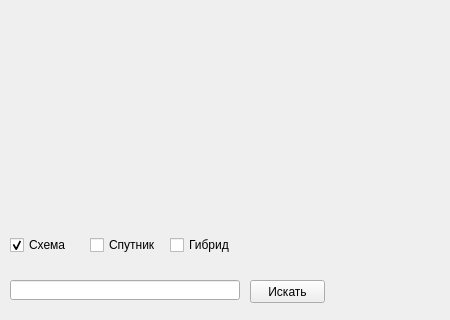
Old version of the form data/main.ui in the repository kibertod/map; both pictures show x 0 to 450 and y 230 to 550 of the 450 by 550 pixel window.
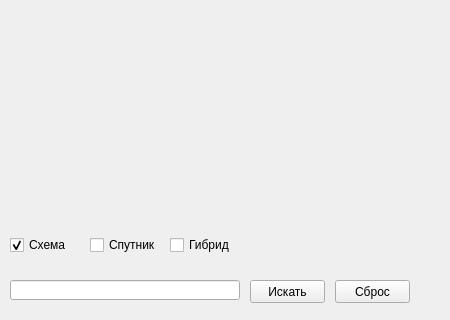
New version of the form.

Commit message: added clear btn for 7th tasks  #TODO: fix zoom bug

```diff
--- a/data/main.ui
+++ b/data/main.ui
@@ -115,6 +115,22 @@
     <string>Искать</string>
    </property>
   </widget>
+  <widget class="QPushButton" name="clr_btn">
+   <property name="geometry">
+    <rect>
+     <x>335</x>
+     <y>510</y>
+     <width>75</width>
+     <height>23</height>
+    </rect>
+   </property>
+   <property name="focusPolicy">
+    <enum>Qt::ClickFocus</enum>
+   </property>
+   <property name="text">
+    <string>Сброс</string>
+   </property>
+  </widget>
  </widget>
  <resources/>
  <connections/>
```
The commit also changes 2 other files.
